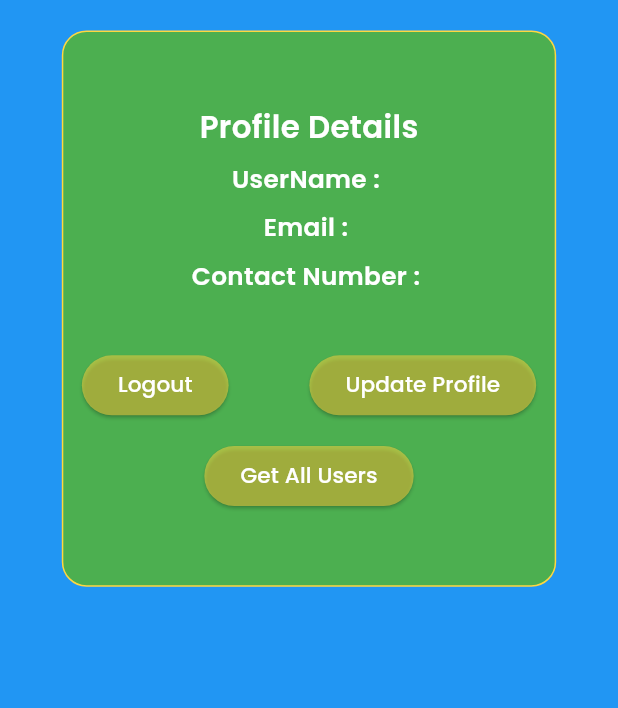
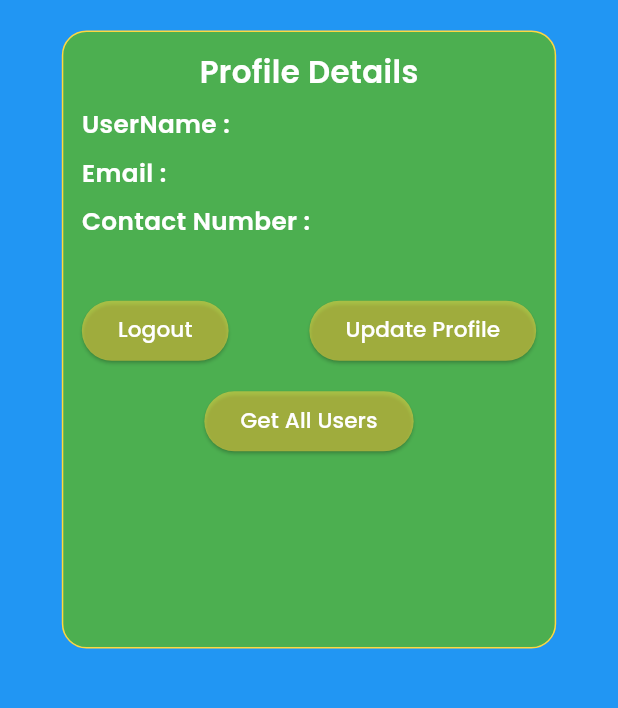
Before and after one commit to testgithubtiwari/Ecom-Admin, a Flutter app: the MainPage screen opened directly, on a phone screen of 412 x 824 dp, the part 190-898 px from its top. Run offline on Flutter 3.47's test engine with Material 3 defaults, Android fonts, the phone set to English and light mode, and no system bars; our stand-ins replace firebase_core, google_fonts, shared_preferences; accounts and stored records are empty; network calls fail.

```diff
--- a/lib/mainpage.dart
+++ b/lib/mainpage.dart
@@ -115,15 +115,15 @@ class _MainPageState extends State<MainPage> {
                   Container(
                     padding: EdgeInsets.all(size.width * 0.03),
                     width: size.width * 0.80,
-                    height: size.width * 0.90,
+                    height: size.height * 0.50,
                     decoration: BoxDecoration(
                       color: Colors.green,
                       border: Border.all(width: 1, color: Colors.amberAccent),
                       borderRadius: BorderRadius.circular(size.width * 0.04),
                     ),
                     child: Column(
-                      // crossAxisAlignment: CrossAxisAlignment.start,
-                      mainAxisAlignment: MainAxisAlignment.center,
+                      crossAxisAlignment: CrossAxisAlignment.start,
+                      // mainAxisAlignment: MainAxisAlignment.center,
                       children: [
                         Center(
                           child: Text(
--- a/pubspec.yaml
+++ b/pubspec.yaml
@@ -39,6 +39,9 @@ dependencies:
   http: ^1.1.2
   provider: ^6.1.1
   shared_preferences: ^2.2.2
+  firebase_core: ^2.24.2
+  flutter_local_notifications: ^16.3.0
+  firebase_messaging: ^14.7.9
 
 dev_dependencies:
   flutter_test:
```
Also changed, not shown: lib/main.dart (+7 -1 lines), lib/users/get_all_users.dart (+6 -6 lines), lib/firebase_options.dart (added), pubspec.lock, 12 other files.
